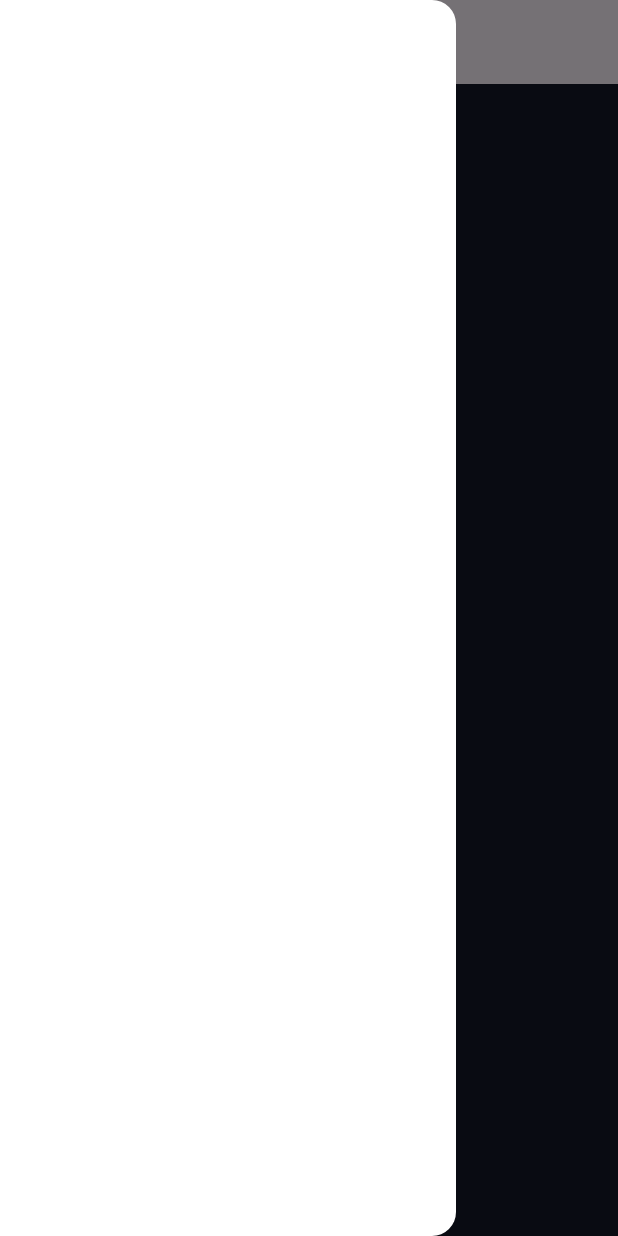
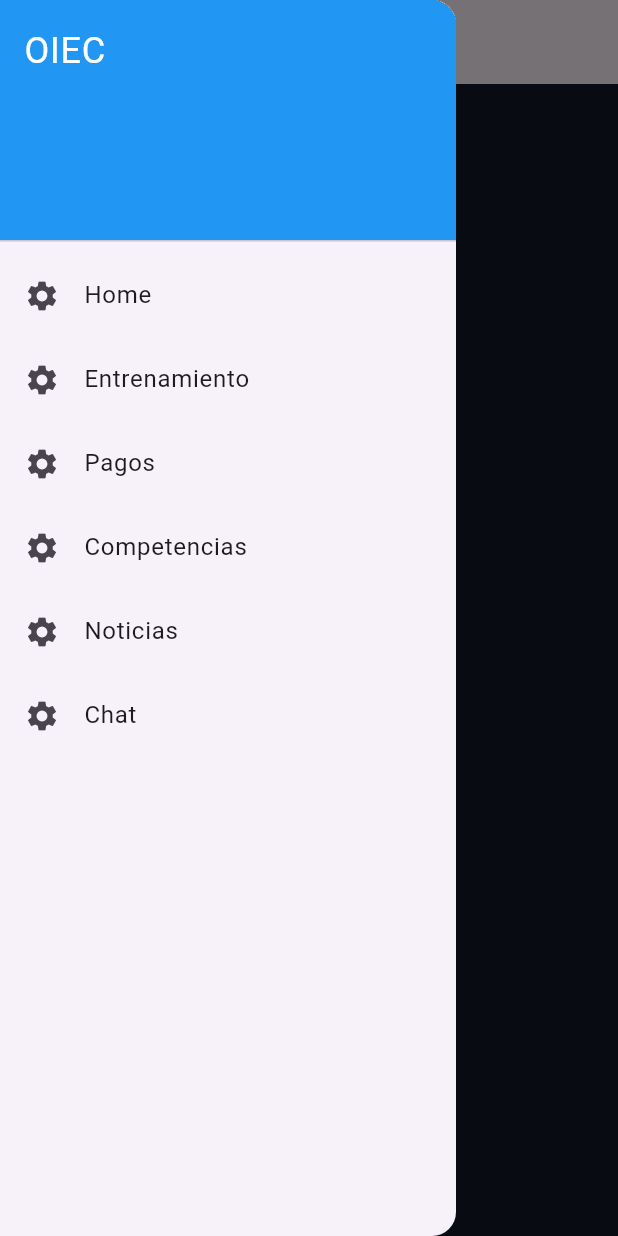
Before and after one commit to Fausto-Briones/OIEC-Project, a Flutter app: the screen it shows after launch, with the side drawer open, on a phone screen of 412 x 824 dp. Run offline on Flutter 3.47's test engine with Material 3 defaults, Android fonts, the phone set to English and light mode, and no system bars.

Commit message:
Drawer and Drawer options component

```diff
--- /dev/null
+++ b/oiec_app/lib/components/drawerComponent.dart
@@ -0,0 +1,38 @@
+import 'package:flutter/material.dart';
+import 'package:oiec_app/components/drawerOptionsComponent.dart';
+class DrawerComponent extends StatelessWidget{
+
+  const DrawerComponent({super.key});
+
+  @override
+  Widget build(BuildContext context){
+    return(
+      Drawer(
+        child: ListView(
+          padding: EdgeInsets.zero,
+          children: const <Widget>[
+            DrawerHeader(
+              decoration: BoxDecoration(
+                color: Colors.blue,
+              ),
+              child: Text(
+                'OIEC',
+                style: TextStyle(
+                  color: Colors.white,
+                  fontSize: 24,
+                ),
+              ),
+            ),
+            DrawerOption(name:'Home'),
+            DrawerOption(name:'Entrenamiento'),
+            DrawerOption(name:'Pagos'),
+            DrawerOption(name:"Competencias"),
+            DrawerOption(name:"Noticias"),
+            DrawerOption(name:"Chat"),
+
+          ],
+        ),
+      )
+    );
+  }
+}
--- /dev/null
+++ b/oiec_app/lib/components/drawerOptionsComponent.dart
@@ -0,0 +1,20 @@
+import 'package:flutter/material.dart';
+
+class DrawerOption extends StatelessWidget{
+  final String name;
+  const DrawerOption({super.key, required this.name});
+
+  @override
+  Widget build(BuildContext context){
+    return(
+      ListTile(
+              leading: const Icon(Icons.settings),
+              title: Text(name),
+              onTap: () {
+                //Pasar como parametro a esta clase la funcion de enrutamiento
+                //TO DO: crear Router (se requieren mas pantallas creadas)
+                Navigator.pop(context);
+              })
+    );
+  }
+}
--- a/oiec_app/lib/noticiasScreen.dart
+++ b/oiec_app/lib/noticiasScreen.dart
@@ -1,6 +1,6 @@
 import 'package:flutter/material.dart';
 import 'package:oiec_app/utilities/colorsController.dart';
-
+import 'package:oiec_app/components/drawerComponent.dart';
 class NoticiasScreen extends StatelessWidget{
   const NoticiasScreen({super.key});
 
@@ -18,7 +18,7 @@ class NoticiasScreen extends StatelessWidget{
               )
             )
         ),
-        drawer: const Drawer(backgroundColor: Colors.white)
+        drawer: const DrawerComponent()
         ,backgroundColor: HexColor('#141927'),)
     );
   }
```
